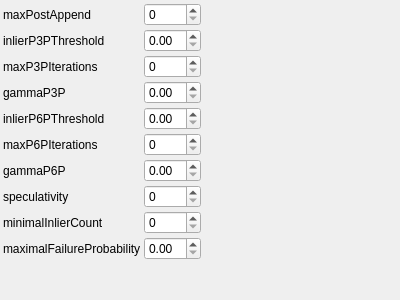
Qt form utils/corestructs/coreWidgets/iterativeReconstructionAppendParamsControlWidget.ui (NickPenkrat/corecvs) before a commit.
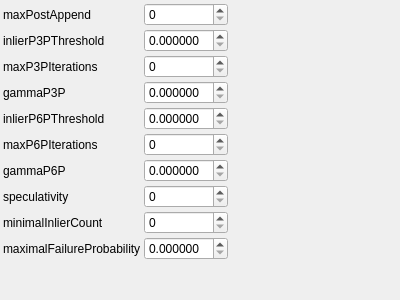
The same form after that commit.

Commit message: Regenerating with fixed decimals

The edit to the form file:
```diff
--- a/utils/corestructs/coreWidgets/iterativeReconstructionAppendParamsControlWidget.ui
+++ b/utils/corestructs/coreWidgets/iterativeReconstructionAppendParamsControlWidget.ui
@@ -46,6 +46,9 @@
        <property name="toolTip">
          <string>Inlier threshold for 3P->pose</string>
        </property>
+       <property name="decimals">
+        <number>6</number>
+       </property>
      </widget>
     </item>
     <item row="2" column="0">
@@ -74,6 +77,9 @@
        <property name="toolTip">
          <string>Target error probability for 3P pose estimation</string>
        </property>
+       <property name="decimals">
+        <number>6</number>
+       </property>
      </widget>
     </item>
     <item row="4" column="0">
@@ -88,6 +94,9 @@
        <property name="toolTip">
          <string>Inlier threshold for 6P->pose/3P->orientation</string>
        </property>
+       <property name="decimals">
+        <number>6</number>
+       </property>
      </widget>
     </item>
     <item row="5" column="0">
@@ -116,6 +125,9 @@
        <property name="toolTip">
          <string>Target error probability for 6P->pose/3P->orientation</string>
        </property>
+       <property name="decimals">
+        <number>6</number>
+       </property>
      </widget>
     </item>
     <item row="7" column="0">
@@ -158,6 +170,9 @@
        <property name="toolTip">
          <string>Maximal failure probability for hypothesis acceptance</string>
        </property>
+       <property name="decimals">
+        <number>6</number>
+       </property>
      </widget>
     </item>
    <item row="10" column="0">
```
The commit also changes 14 other files.
